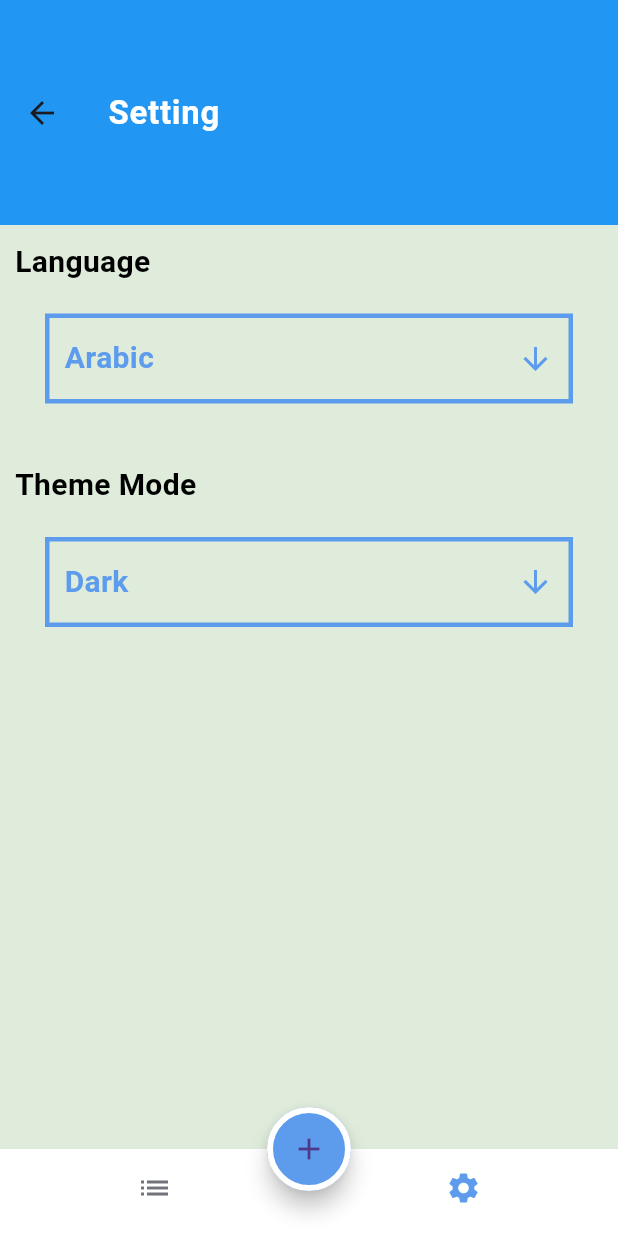
After one commit to mohamedmousa2003/To-Do, a Flutter app: the HomeLayout screen opened by its route, item 2 of the bottom bar chosen, on a phone screen of 412 x 824 dp. The commit adds this screen. Run offline on Flutter 3.47's test engine with Material 3 defaults, Android fonts, the phone set to English and light mode, and no system bars; generated files the repository leaves out were written again.

Commit message:
Internationalizing app

```diff
--- a/lib/core/app_color.dart
+++ b/lib/core/app_color.dart
@@ -3,7 +3,9 @@ import 'package:flutter/material.dart';
 /// light color
 Color primaryLight = const Color(0xffDFECDB);
 Color primaryDark = const Color(0xff060E1E);
-Color grayColor = const Color(0xff61E757);
+Color greenColor = const Color(0xff61E757);
+Color greyColor = const Color(0xff70737A);
 Color blueColor = const Color(0xff5D9CEC);
 Color whiteColor = const Color(0xffFFFFFF);
 Color redColor = const Color(0xffEC4B4B);
+Color blackColor = Colors.black;
--- /dev/null
+++ b/lib/core/theme.dart
@@ -0,0 +1,35 @@
+import 'package:flutter/material.dart';
+import 'package:todo/core/app_color.dart';
+
+class ApplicationTheme {
+  static ThemeData themeLight = ThemeData(
+      scaffoldBackgroundColor: Colors.transparent,
+      bottomNavigationBarTheme: BottomNavigationBarThemeData(
+        backgroundColor: whiteColor,
+        type: BottomNavigationBarType.fixed,
+        elevation: 0,
+        showUnselectedLabels: false,
+        showSelectedLabels: false,
+        unselectedItemColor: greyColor,
+        selectedItemColor: blueColor,
+      ),
+      floatingActionButtonTheme: FloatingActionButtonThemeData(
+          backgroundColor: blueColor,
+          shape: StadiumBorder(
+            side: BorderSide(
+              color: whiteColor,
+              width: 4,
+            ),
+          )),
+      textTheme: TextTheme(
+          bodyLarge: TextStyle(
+            fontSize: 22,
+            color: whiteColor,
+            fontWeight: FontWeight.bold,
+          ),
+          bodyMedium: TextStyle(
+            fontSize: 20,
+            color: blackColor,
+            fontWeight: FontWeight.bold,
+          )));
+}
--- a/lib/l10n/app_ar.arb
+++ b/lib/l10n/app_ar.arb
@@ -5,5 +5,7 @@
  "arabic" : "العربية",
  "theme_mode" : "النمط",
  "dark" : "ليلي",
- "light" : "نهاري"
+ "light" : "نهاري",
+ "setting" :"الإعدادات",
+ "list": "القائمة"
 }
--- a/lib/l10n/app_en.arb
+++ b/lib/l10n/app_en.arb
@@ -5,5 +5,7 @@
  "arabic" : "Arabic",
  "theme_mode" : "Theme Mode",
  "dark" : "Dark",
- "light" : "Light"
+ "light" : "Light",
+ "setting" :"Setting",
+ "list" : "List"
 }
--- a/lib/main.dart
+++ b/lib/main.dart
@@ -1,5 +1,7 @@
 import 'package:flutter/material.dart';
 import 'package:flutter_gen/gen_l10n/app_localizations.dart';
+import 'package:todo/core/theme.dart';
+import 'package:todo/pages/bottom_navigationBar/home_layout.dart';
 import 'package:todo/pages/splash/splash_screen.dart';
 
 void main() {
@@ -13,12 +15,17 @@ class MyApp extends StatelessWidget {
   @override
   Widget build(BuildContext context) {
     return MaterialApp(
+      debugShowCheckedModeBanner: false,
       title: 'TO DO',
       initialRoute: SplashScreen.routeName,
       localizationsDelegates: AppLocalizations.localizationsDelegates,
       supportedLocales: AppLocalizations.supportedLocales,
-      locale: Locale("en"),
-      routes: {SplashScreen.routeName: (context) => const SplashScreen()},
+      locale: const Locale("en"),
+      theme: ApplicationTheme.themeLight,
+      routes: {
+        SplashScreen.routeName: (context) => const SplashScreen(),
+        HomeLayout.routeName: (context) => HomeLayout(),
+      },
     );
   }
 }
--- /dev/null
+++ b/lib/pages/bottom_navigationBar/home_layout.dart
@@ -0,0 +1,47 @@
+import 'package:flutter/material.dart';
+import 'package:flutter_gen/gen_l10n/app_localizations.dart';
+import 'package:todo/pages/home/home_screen.dart';
+import 'package:todo/pages/setting/setting_screen.dart';
+
+class HomeLayout extends StatefulWidget {
+  HomeLayout({super.key});
+
+  static String routeName = "HomeLayout";
+
+  @override
+  State<HomeLayout> createState() => _HomeLayoutState();
+}
+
+class _HomeLayoutState extends State<HomeLayout> {
+  int indexSelect = 0;
+  List<Widget> screens = [
+    const HomeScreen(),
+    const SettingScreen(),
+  ];
+
+  @override
+  Widget build(BuildContext context) {
+    var local = AppLocalizations.of(context)!;
+    return Scaffold(
+      floatingActionButtonLocation: FloatingActionButtonLocation.centerDocked,
+      floatingActionButton: FloatingActionButton(
+        onPressed: () {},
+        child: Icon(Icons.add),
+      ),
+      body: screens[indexSelect],
+      bottomNavigationBar: BottomNavigationBar(
+        currentIndex: indexSelect,
+        onTap: (index) {
+          indexSelect = index;
+          setState(() {});
+        },
+        items: [
+          BottomNavigationBarItem(
+              icon: const Icon(Icons.list), label: local.setting),
+          BottomNavigationBarItem(
+              icon: const Icon(Icons.settings), label: local.setting),
+        ],
+      ),
+    );
+  }
+}
--- /dev/null
+++ b/lib/pages/home/home_screen.dart
@@ -0,0 +1,14 @@
+import 'package:flutter/material.dart';
+import 'package:todo/core/app_color.dart';
+
+class HomeScreen extends StatelessWidget {
+  const HomeScreen({super.key});
+
+  @override
+  Widget build(BuildContext context) {
+    // TODO: implement build
+    return Scaffold(
+      backgroundColor: primaryLight,
+    );
+  }
+}
--- /dev/null
+++ b/lib/pages/setting/setting_screen.dart
@@ -0,0 +1,87 @@
+import 'package:flutter/material.dart';
+import 'package:flutter_gen/gen_l10n/app_localizations.dart';
+
+import '../../core/app_color.dart';
+
+class SettingScreen extends StatefulWidget {
+  const SettingScreen({super.key});
+
+  @override
+  State<SettingScreen> createState() => _SettingScreenState();
+}
+
+class _SettingScreenState extends State<SettingScreen> {
+  @override
+  Widget build(BuildContext context) {
+    var theme = Theme.of(context);
+    var local = AppLocalizations.of(context)!;
+    return Scaffold(
+      backgroundColor: primaryLight,
+      appBar: AppBar(
+        backgroundColor: Colors.blue,
+        toolbarHeight: 150,
+        title: Text(
+          local.setting,
+          style: theme.textTheme.bodyLarge,
+        ),
+      ),
+      body: Padding(
+        padding: const EdgeInsets.all(10),
+        child: Column(
+          crossAxisAlignment: CrossAxisAlignment.start,
+          children: [
+            Text(
+              local.language,
+              style: theme.textTheme.bodyMedium,
+            ),
+            builderSetting(index: 0, local: local.arabic),
+            const SizedBox(height: 20),
+            Text(
+              local.theme_mode,
+              style: theme.textTheme.bodyMedium,
+            ),
+            builderSetting(index: 1, local: local.dark),
+          ],
+        ),
+      ),
+    );
+  }
+
+  builderSetting({required int index, required String local}) {
+    return InkWell(
+      onTap: () {
+        index == 0
+            ? builderShowModalBottomLanguage()
+            : builderShowModalBottomTheme();
+      },
+      child: Container(
+        margin: const EdgeInsets.all(20),
+        padding: const EdgeInsets.all(10),
+        height: 60,
+        width: double.infinity,
+        decoration:
+            BoxDecoration(border: Border.all(color: blueColor, width: 3)),
+        child: Row(
+          mainAxisAlignment: MainAxisAlignment.spaceBetween,
+          children: [
+            Text(local, style: TextStyle(color: blueColor, fontSize: 20)),
+            Icon(
+              Icons.arrow_downward,
+              color: blueColor,
+            ),
+          ],
+        ),
+      ),
+    );
+  }
+
+  builderShowModalBottomLanguage() {
+    return showModalBottomSheet(
+        context: context, builder: (context) => Container());
+  }
+
+  builderShowModalBottomTheme() {
+    return showModalBottomSheet(
+        context: context, builder: (context) => Container());
+  }
+}
--- a/pubspec.yaml
+++ b/pubspec.yaml
@@ -64,8 +64,8 @@ flutter:
   uses-material-design: true
 
   # To add assets to your application, add an assets section, like this:
-  # assets:
-  #   - images/a_dot_burr.jpeg
+  assets:
+    - assets/images/
   #   - images/a_dot_ham.jpeg
 
   # An image asset can refer to one or more resolution-specific "variants", see
```
Also changed, not shown: assets/images/2x/Icon awesome-list@2x.png (added), assets/images/3x/Icon awesome-list@3x.png (added), assets/images/Icon awesome-list.png (added), assets/images/splashLight.png (added), assets/images/splashdark.png (added), 2 other files.
